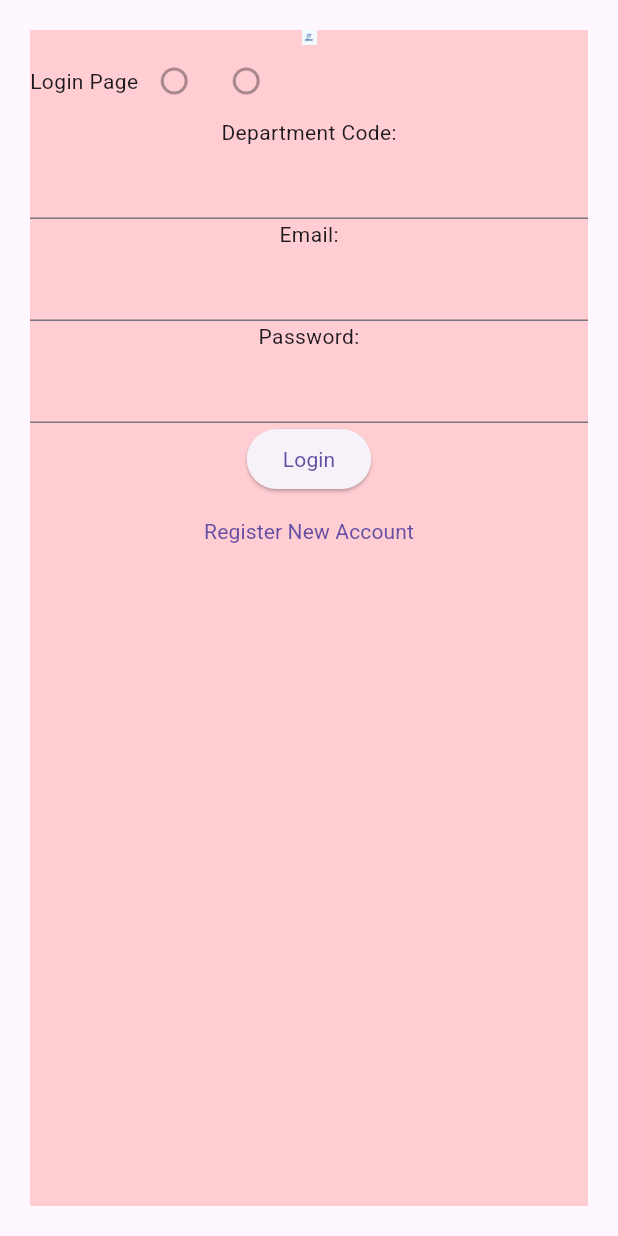
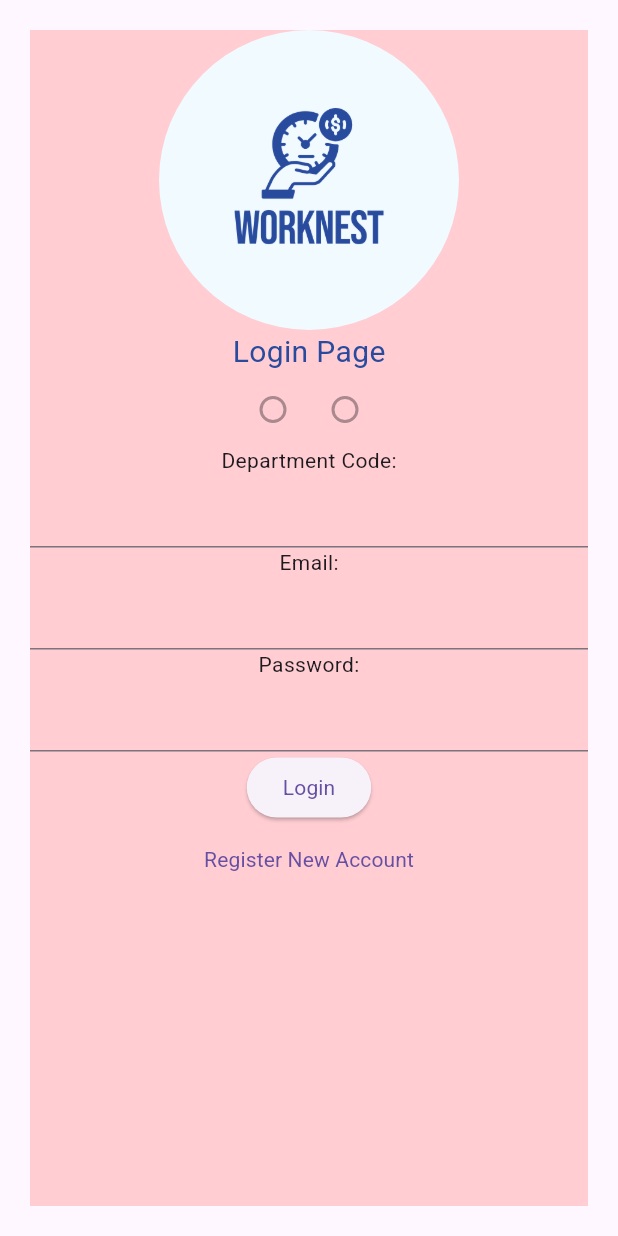
Before and after one commit to joliechieng2004-pixel/FYP---WorkNest, a Flutter app: the screen it shows after launch, on a phone screen of 412 x 824 dp. Run offline on Flutter 3.47's test engine with Material 3 defaults, Android fonts, the phone set to English and light mode, and no system bars; our stand-ins replace firebase_core; accounts and stored records are empty; Roboto replaces fonts that are missing (OpenSans, Roboto-Bold).

Commit message:
update 2 25/2/2026

```diff
--- a/lib/login.dart
+++ b/lib/login.dart
@@ -11,10 +11,16 @@ class LoginPage extends StatelessWidget {
         decoration: BoxDecoration(color: Colors.red[100]),
         child: Column(
           children: [
-            Image.asset("assets/images/logo.png", height: 10),
+            ClipOval(
+              child: Image.asset(
+                "assets/images/logo.png",
+                height: 200,
+                width: 200, fit: BoxFit.cover),
+            ),
+            Text("Login Page", style: TextStyle(fontSize: 20, fontFamily: "Roboto-Bold", color: Color.fromARGB(255, 40, 75, 158)),),
             Row(
+              mainAxisAlignment: MainAxisAlignment.center,
               children: [
-                Text("Login Page"),
                 Radio(value: "Manager"), Radio(value: "Worker"),
               ],
             ),
--- a/pubspec.yaml
+++ b/pubspec.yaml
@@ -34,6 +34,9 @@ dependencies:
   # The following adds the Cupertino Icons font to your application.
   # Use with the CupertinoIcons class for iOS style icons.
   cupertino_icons: ^1.0.8
+  firebase_core: ^4.4.0
+  firebase_auth: ^6.1.4
+  cloud_firestore: ^6.1.2
 
 dev_dependencies:
   flutter_test:
```
Also changed, not shown: lib/main.dart (+10 -2 lines), firebase.json (added), lib/firebase_options.dart (added), pubspec.lock, 6 other files.
